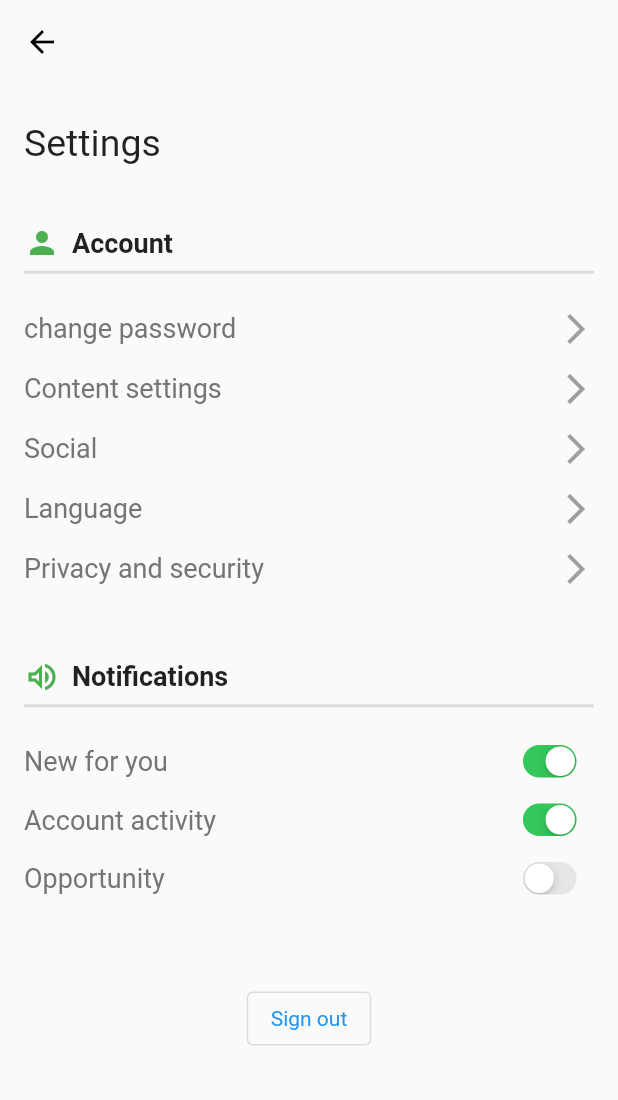
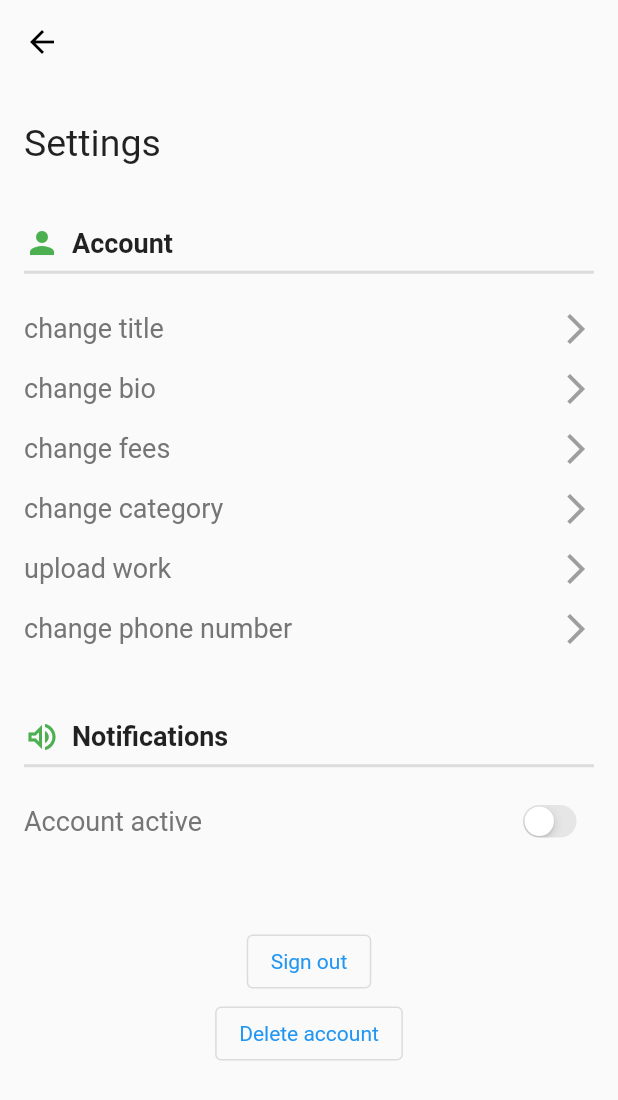
Before and after one commit to withewolf-dev/freelance-nahor, a Flutter app: the Setting screen opened by its route, on a phone screen of 412 x 824 dp. Shown: the top 1100 px of the screen. Run offline on Flutter 3.47's test engine with Material 2 defaults, Android fonts, the phone set to English and light mode, and no system bars; our stand-ins replace auto_route, bloc, carousel_slider, cloud_firestore, firebase_auth, firebase_core and 3 more; accounts and stored records are empty.

Commit message:
setting page separeted

```diff
--- a/lib/pages/feedpage.dart
+++ b/lib/pages/feedpage.dart
@@ -1,12 +1,9 @@
 import 'package:flutter/foundation.dart';
 import 'package:flutter/material.dart';
+import 'package:kilo/router/app_router.gr.dart';
 import 'package:auto_route/auto_route.dart';
-import 'package:kilo/router/app_router.gr.dart';
 import 'package:kilo/widgets/feedpage/category.dart' as catg;
-import 'package:kilo/widgets/feedpage/profilecard/profile_container.dart';
-import 'package:kilo/widgets/feedpage/profilecard/profile_card.dart';
 import 'package:kilo/widgets/feedpage/profilecard/profiles_list.dart';
-import 'package:kilo/widgets/feedpage/searchBox.dart' as Search;
 
 class FeedPage extends StatelessWidget {
   @override
--- a/lib/pages/setting.dart
+++ b/lib/pages/setting.dart
@@ -1,5 +1,9 @@
 import 'package:flutter/material.dart';
 import 'package:flutter/cupertino.dart';
+import 'package:auto_route/auto_route.dart';
+import 'package:kilo/router/app_router.gr.dart';
+import 'package:kilo/widgets/settings/buildAccountOptionRow.dart';
+import 'package:kilo/widgets/settings/switchbuttonRow.dart';
 
 class Setting extends StatelessWidget {
   const Setting({Key? key}) : super(key: key);
@@ -53,11 +57,12 @@ class Setting extends StatelessWidget {
             SizedBox(
               height: 10,
             ),
-            buildAccountOptionRow(context, "change password"),
-            buildAccountOptionRow(context, "Content settings"),
-            buildAccountOptionRow(context, "Social"),
-            buildAccountOptionRow(context, "Language"),
-            buildAccountOptionRow(context, "Privacy and security"),
+            AccountOptionRow(title: "change title"),
+            AccountOptionRow(title: "change bio"),
+            AccountOptionRow(title: "change fees"),
+            AccountOptionRow(title: "change category"),
+            AccountOptionRow(title: "upload work"),
+            AccountOptionRow(title: "change phone number"),
             SizedBox(
               height: 40,
             ),
@@ -83,9 +88,7 @@ class Setting extends StatelessWidget {
             SizedBox(
               height: 10,
             ),
-            buildNotificationOptionRow("New for you", true),
-            buildNotificationOptionRow("Account activity", true),
-            buildNotificationOptionRow("Opportunity", false),
+            SwitchButtonRow(title: "Account active"),
             SizedBox(
               height: 50,
             ),
@@ -96,6 +99,14 @@ class Setting extends StatelessWidget {
                 },
                 child: const Text('Sign out'),
               ),
+            ),
+            Center(
+              child: OutlinedButton(
+                onPressed: () {
+                  print('Received click');
+                },
+                child: const Text('Delete account'),
+              ),
             )
           ],
         ),
@@ -103,71 +114,3 @@ class Setting extends StatelessWidget {
     );
   }
 }
-
-Row buildNotificationOptionRow(String title, bool isActive) {
-  return Row(
-    mainAxisAlignment: MainAxisAlignment.spaceBetween,
-    children: [
-      Text(
-        title,
-        style: TextStyle(
-            fontSize: 18, fontWeight: FontWeight.w500, color: Colors.grey[600]),
-      ),
-      Transform.scale(
-          scale: 0.7,
-          child: CupertinoSwitch(
-            value: isActive,
-            onChanged: (bool val) {},
-          ))
-    ],
-  );
-}
-
-GestureDetector buildAccountOptionRow(BuildContext context, String title) {
-  return GestureDetector(
-    onTap: () {
-      showDialog(
-          context: context,
-          builder: (BuildContext context) {
-            return AlertDialog(
-              title: Text(title),
-              content: Column(
-                mainAxisSize: MainAxisSize.min,
-                children: [
-                  Text("Option 1"),
-                  Text("Option 2"),
-                  Text("Option 3"),
-                ],
-              ),
-              actions: [
-                TextButton(
-                    onPressed: () {
-                      Navigator.of(context).pop();
-                    },
-                    child: Text("Close")),
-              ],
-            );
-          });
-    },
-    child: Padding(
-      padding: const EdgeInsets.symmetric(vertical: 8.0),
-      child: Row(
-        mainAxisAlignment: MainAxisAlignment.spaceBetween,
-        children: [
-          Text(
-            title,
-            style: TextStyle(
-              fontSize: 18,
-              fontWeight: FontWeight.w500,
-              color: Colors.grey[600],
-            ),
-          ),
-          Icon(
-            Icons.arrow_forward_ios,
-            color: Colors.grey,
-          ),
-        ],
-      ),
-    ),
-  );
-}
--- /dev/null
+++ b/lib/widgets/settings/buildAccountOptionRow.dart
@@ -0,0 +1,37 @@
+import 'package:flutter/material.dart';
+import 'package:auto_route/auto_route.dart';
+import 'package:kilo/router/app_router.gr.dart';
+
+class AccountOptionRow extends StatelessWidget {
+  final String title;
+  const AccountOptionRow({Key? key, required this.title}) : super(key: key);
+
+  @override
+  Widget build(BuildContext context) {
+    return GestureDetector(
+      onTap: () {
+        context.pushRoute(FeedRoute());
+      },
+      child: Padding(
+        padding: const EdgeInsets.symmetric(vertical: 8.0),
+        child: Row(
+          mainAxisAlignment: MainAxisAlignment.spaceBetween,
+          children: [
+            Text(
+              title,
+              style: TextStyle(
+                fontSize: 18,
+                fontWeight: FontWeight.w500,
+                color: Colors.grey[600],
+              ),
+            ),
+            Icon(
+              Icons.arrow_forward_ios,
+              color: Colors.grey,
+            ),
+          ],
+        ),
+      ),
+    );
+  }
+}
--- /dev/null
+++ b/lib/widgets/settings/switchbuttonRow.dart
@@ -0,0 +1,31 @@
+import 'package:flutter/cupertino.dart';
+import 'package:flutter/material.dart';
+
+class SwitchButtonRow extends StatelessWidget {
+  final String title;
+
+  const SwitchButtonRow({Key? key, required this.title}) : super(key: key);
+
+  final bool isActive = false;
+  @override
+  Widget build(BuildContext context) {
+    return Row(
+      mainAxisAlignment: MainAxisAlignment.spaceBetween,
+      children: [
+        Text(
+          title,
+          style: TextStyle(
+              fontSize: 18,
+              fontWeight: FontWeight.w500,
+              color: Colors.grey[600]),
+        ),
+        Transform.scale(
+            scale: 0.7,
+            child: CupertinoSwitch(
+              value: isActive,
+              onChanged: (bool val) {},
+            ))
+      ],
+    );
+  }
+}
```
